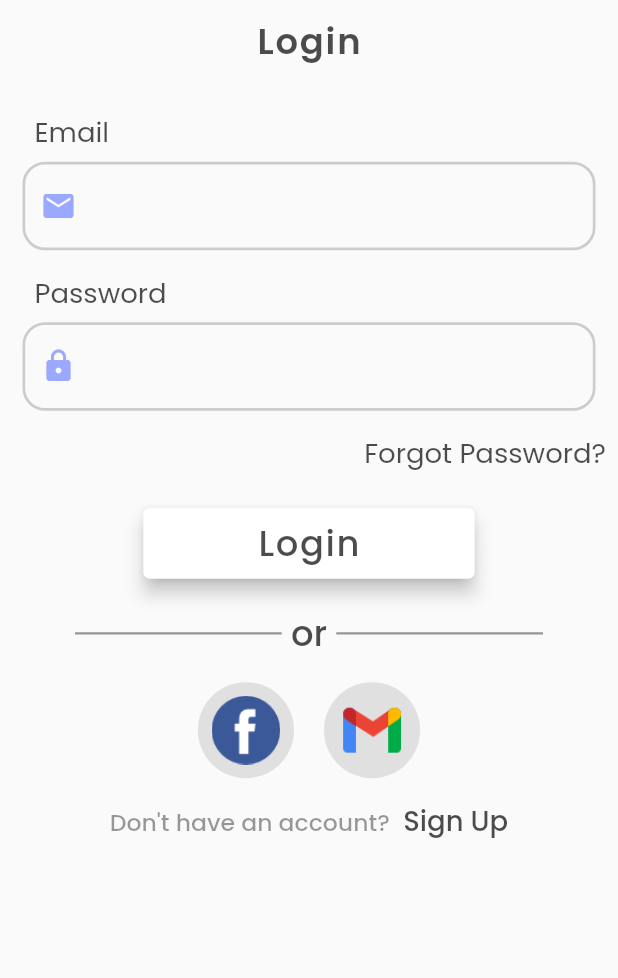
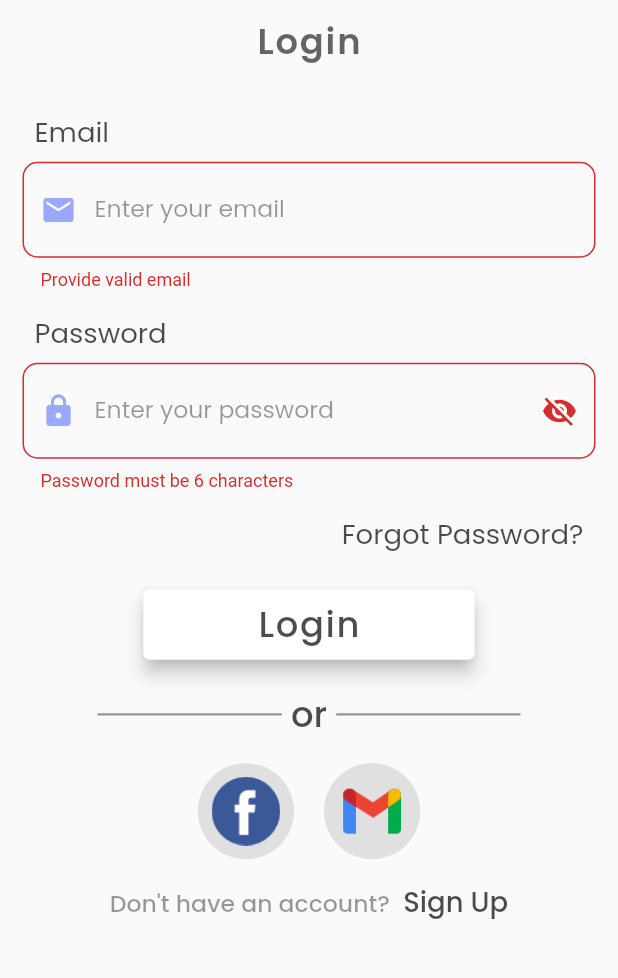
Before and after one commit to Shawon954/love_shop, a Flutter app: the LoginView screen opened by its route, after a tap on "Login", on a phone screen of 412 x 824 dp, the part 254-1232 px from its top. Run offline on Flutter 3.47's test engine with Material 2 defaults, Android fonts, the phone set to English and light mode, and no system bars; our stand-ins replace flutter_screenutil, get, google_fonts, lottie; missing offline and left inert: intro_screen_onboarding_flutter.

Commit message:
Login screen Completed

```diff
--- a/lib/app/modules/login/controllers/login_controller.dart
+++ b/lib/app/modules/login/controllers/login_controller.dart
@@ -2,19 +2,22 @@ import 'package:flutter/cupertino.dart';
 import 'package:get/get.dart';
 
 class LoginController extends GetxController {
+  final loginkey = GlobalKey<FormState>();
 
-  final GlobalKey loginkey = GlobalKey<FormState>();
-
-  late TextEditingController loginemailcontroller,loginpasswordcontroller;
+  late TextEditingController loginemailcontroller, loginpasswordcontroller;
 
   var loginemail = "";
   var Loginpassword = "";
 
+  var ispassword = false.obs;
 
   @override
   void onInit() {
-     loginemailcontroller = TextEditingController();
-     loginpasswordcontroller = TextEditingController();
+    loginemailcontroller = TextEditingController();
+    loginpasswordcontroller = TextEditingController();
+
+    show();
+
     super.onInit();
   }
 
@@ -30,18 +33,29 @@ class LoginController extends GetxController {
     loginemailcontroller.clear();
   }
 
-  String? validatoremail(value){
-    if(!GetUtils.isEmail(value)){
+  String? validatoremail(value) {
+    if (!GetUtils.isEmail(value)) {
       return "Provide valid email";
     }
     return null;
   }
 
-  String? validatorpassword(value){
-    if(value.length<=6){
+  String? validatorpassword(value) {
+    if (value.length <= 6) {
       return "Password must be 6 characters";
     }
     return null;
   }
 
+  void checklogin() {
+    final isValid = loginkey.currentState!.validate();
+    if (!isValid) {
+      return;
+    }
+    loginkey.currentState!.save();
+  }
+
+  void show() {
+    ispassword.value = !ispassword.value;
+  }
 }
--- a/lib/app/modules/login/views/login_view.dart
+++ b/lib/app/modules/login/views/login_view.dart
@@ -1,13 +1,12 @@
 import 'package:flutter/material.dart';
 import 'package:flutter_screenutil/flutter_screenutil.dart';
-
 import 'package:get/get.dart';
 import 'package:love_shop/app/app_image/appimage.dart';
 import 'package:love_shop/app/app_string/app_string.dart';
 import 'package:love_shop/app/utils/base_size/basesize.dart';
 import 'package:love_shop/app/utils/text_style/style.dart';
-
 import '../../../app_color/app_colors.dart';
+import '../../../routes/app_pages.dart';
 import '../../../widget/backround/screen_backround.dart';
 import '../../../widget/button/button.dart';
 import '../controllers/login_controller.dart';
@@ -16,9 +15,12 @@ class LoginView extends GetView<LoginController> {
   final LoginController loginController = Get.put(LoginController());
 
   LoginView({Key? key}) : super(key: key);
+
   @override
   Widget build(BuildContext context) {
-    final Size size = MediaQuery.of(context).size;
+    final Size size = MediaQuery
+        .of(context)
+        .size;
     return SafeArea(
       child: BackoundScaffold(
         extendBody: true,
@@ -44,7 +46,7 @@ class LoginView extends GetView<LoginController> {
                   style: textStyle(
                       fontsize: 18.sp,
                       fontWidget: FontWeight.w600,
-                      color: AppColor.textDark70,
+                      color: AppColor.textDark60,
                       letterSpacing: 1.2),
                 ),
                 SizedBox(
@@ -75,7 +77,20 @@ class LoginView extends GetView<LoginController> {
                         TextFormField(
                           controller: controller.loginemailcontroller,
                           keyboardType: TextInputType.emailAddress,
+
+                          onSaved: (val){
+
+                            controller.Loginpassword =val!;
+                          },
+                          validator: (val){
+                          return controller.validatoremail (val!);
+                          },
                           decoration: InputDecoration(
+                            border: OutlineInputBorder(
+                              borderRadius: BorderRadius.circular(10),
+                            ),
+                            hintText: "Enter your email",
+                            hintStyle: textStyle(fontsize: 12.sp,fontWidget: FontWeight.w400,color:AppColor.textDark40),
                             prefixIcon: Icon(
                               Icons.email,
                               color: AppColor.primaryLighter,
@@ -112,12 +127,35 @@ class LoginView extends GetView<LoginController> {
                         SizedBox(
                           height: BaseSize.Space_5,
                         ),
-                        TextFormField(
+                        Obx(() {
+                          return TextFormField(
+                            obscureText: controller.ispassword.value,
                             controller: controller.loginpasswordcontroller,
-                          keyboardType: TextInputType.emailAddress,
+                            keyboardType: TextInputType.text,
                             cursorColor: AppColor.textDark80,
                             autocorrect: true,
+                           onSaved: (value){
+                              controller.Loginpassword= value!;
+                           },
+                           validator: (val){
+                             return controller.validatorpassword(val!);
+                           },
                             decoration: InputDecoration(
+                              border: OutlineInputBorder(
+                                borderRadius: BorderRadius.circular(10),
+                              ),
+
+                              hintText: "Enter your password",
+                              hintStyle: textStyle(fontsize: 12.sp,fontWidget: FontWeight.w400,color:AppColor.textDark40),
+                              suffixIcon: Obx(() {
+                                return IconButton(
+                                    onPressed: () {
+                                      controller.show();
+                                    },
+                                    icon: controller.ispassword.value ? Icon(
+                                        Icons.visibility_off) : Icon(
+                                        Icons.visibility));
+                              }),
                               prefixIcon: Icon(
                                 Icons.lock,
                                 color: AppColor.primaryLighter,
@@ -136,11 +174,9 @@ class LoginView extends GetView<LoginController> {
                                     color: AppColor.shadowDark50, width: 1.8),
                               ),
                             ),
-                        ),
-                      ],
-                    ),
-                  ),
-                ),
+                          );
+                        }),
+
                         SizedBox(
                           height: BaseSize.Space_5,
                         ),
@@ -159,7 +195,8 @@ class LoginView extends GetView<LoginController> {
                         SizedBox(
                           height: BaseSize.Space_8,
                         ),
-                Button(
+                        Center(
+                          child: Button(
                             height: size.height / 15.0,
                             width: size.width / 1.8,
                             child: Text(
@@ -169,7 +206,10 @@ class LoginView extends GetView<LoginController> {
                                   fontsize: 18.sp,
                                   letterSpacing: 1.1),
                             ),
-                  onPressed: () {},
+                            onPressed: () {
+                              controller.checklogin();
+                            },
+                          ),
                         ),
                         SizedBox(
                           height: BaseSize.Space_15,
@@ -206,7 +246,7 @@ class LoginView extends GetView<LoginController> {
                         Row(
                           mainAxisAlignment: MainAxisAlignment.center,
                           children: [
-                    InkWell(
+                            GestureDetector(
                               onTap: () {},
                               child: CircleAvatar(
                                   backgroundColor: Colors.grey.shade300,
@@ -218,7 +258,7 @@ class LoginView extends GetView<LoginController> {
                                   )),
                             ),
                             SizedBox(width: BaseSize.Space_20,),
-                    InkWell(
+                            GestureDetector(
                               onTap: () {},
                               child: CircleAvatar(
                                   backgroundColor: Colors.grey.shade300,
@@ -235,7 +275,10 @@ class LoginView extends GetView<LoginController> {
                         SizedBox(
                           height: BaseSize.Space_15,
                         ),
-                RichText(
+                        Center(
+                          child: GestureDetector(
+                            onTap: () => Get.toNamed(Routes.signup),
+                            child: RichText(
                                 text: TextSpan(
                                     text: AppString.donthave,
                                     style: textStyle(
@@ -250,6 +293,17 @@ class LoginView extends GetView<LoginController> {
                                               color: AppColor.textDark70,
                                               fontWidget: FontWeight.w500)),
                                     ])),
+                          ),
+                        ),
+                        SizedBox(
+                          height: BaseSize.Space_15,
+                        ),
+
+                      ],
+                    ),
+                  ),
+                ),
+
               ],
             ),
           ),
```
Lines whose indentation alone changed are shown as unchanged.
